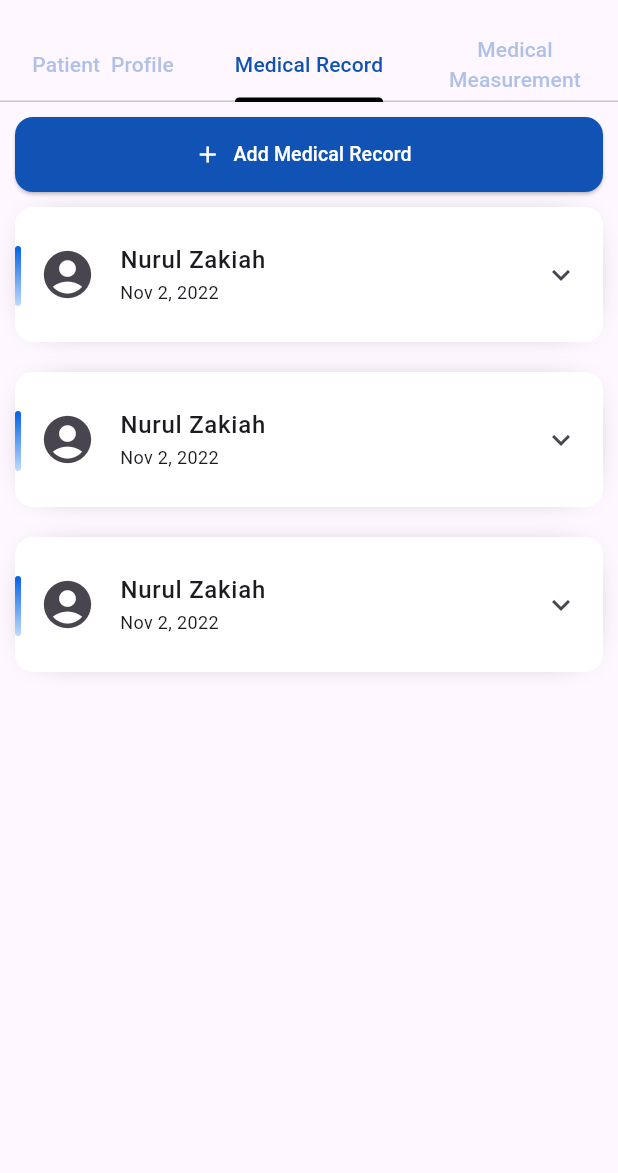
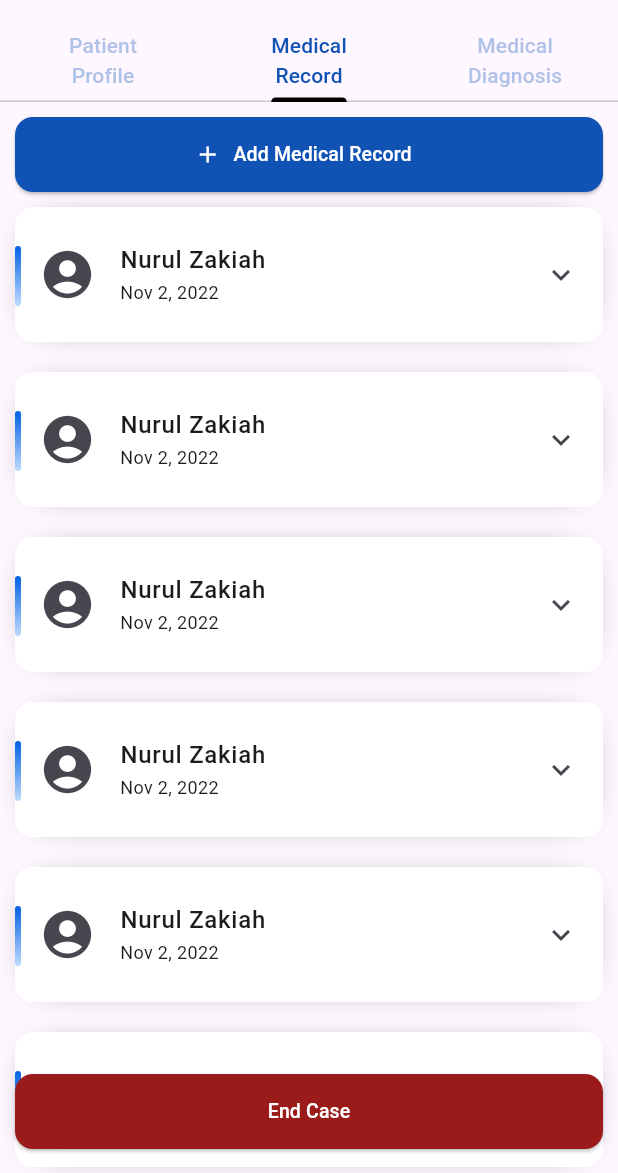
Before and after one commit to HMS-16/HMS-16-nurse-doctor-mobile, a Flutter app: the screen it shows after launch, tab 2 chosen, on a phone screen of 412 x 824 dp, the part 63-1236 px from its top. Run offline on Flutter 3.47's test engine with Material 2 defaults, Android fonts, the phone set to English and light mode, and no system bars.

Commit message:
add med diagnosis screen & fix some ui

```diff
--- a/lib/main.dart
+++ b/lib/main.dart
@@ -1,5 +1,5 @@
 import 'package:flutter/material.dart';
-import 'package:hms_16/screens/patient/patient_detail/patient_detail.dart';
+import 'package:hms_16/view/patient/patient_detail/patient_detail.dart';
 
 void main() {
   runApp(const MyApp());
--- a/lib/screens/patient/patient_detail/patient_detail.dart
+++ /dev/null
@@ -1,68 +0,0 @@
-import 'package:flutter/material.dart';
-import 'package:hms_16/screens/patient/patient_detail/medic_record.dart';
-
-class PatientDetail extends StatefulWidget {
-  const PatientDetail({super.key});
-
-  @override
-  State<PatientDetail> createState() => _PatientDetailState();
-}
-
-class _PatientDetailState extends State<PatientDetail> {
-  @override
-  Widget build(BuildContext context) {
-    return DefaultTabController(
-      length: 3,
-      child: Scaffold(
-        appBar: PreferredSize(
-          preferredSize: const Size.fromHeight(110),
-          child: AppBar(
-            title: const Text('Patient Detail'),
-            bottom: const TabBar(
-              labelColor: Color.fromRGBO(17, 83, 181, 1),
-              unselectedLabelColor: Color.fromRGBO(96, 140, 206, 0.5),
-              indicatorColor: Colors.black,
-              tabs: [
-                Tab(
-                  child: Text(
-                    'Patient  Profile',
-                    textAlign: TextAlign.center,
-                    style: TextStyle(
-                      fontSize: 14,
-                    ),
-                  ),
-                ),
-                Tab(
-                  child: Text(
-                    'Medical Record',
-                    textAlign: TextAlign.center,
-                    style: TextStyle(
-                      fontSize: 14,
-                    ),
-                  ),
-                ),
-                Tab(
-                  child: Text(
-                    '''Medical Measurement''',
-                    maxLines: 2,
-                    textAlign: TextAlign.center,
-                    style: TextStyle(
-                      fontSize: 14,
-                    ),
-                  ),
-                ),
-              ],
-            ),
-          ),
-        ),
-        body: const TabBarView(
-          children: [
-            Icon(Icons.pages_outlined),
-            MedicalRecord(),
-            Icon(Icons.pages_outlined),
-          ],
-        ),
-      ),
-    );
-  }
-}
--- a/lib/screens/patient/patient_detail/medic_record.dart
+++ b/lib/view/patient/patient_detail/medic_record.dart
@@ -1,7 +1,5 @@
-import 'package:flutter/cupertino.dart';
 import 'package:flutter/material.dart';
-import 'package:hms_16/screens/patient/patient_detail/widget/field_form_medRecord.dart';
-import 'package:hms_16/screens/patient/patient_detail/widget/tile_med_record.dart';
+import 'package:hms_16/view/patient/patient_detail/widget/tile_med_record.dart';
 import 'add_medic_record.dart';
 
 class MedicalRecord extends StatefulWidget {
@@ -21,7 +19,7 @@ class _MedicalRecordState extends State<MedicalRecord> {
         top: 10,
         left: 10,
         right: 10,
-        bottom: 80,
+        bottom: 70,
       ),
       children: [
         ElevatedButton.icon(
@@ -48,6 +46,13 @@ class _MedicalRecordState extends State<MedicalRecord> {
         TileMedRecord(),
         TileMedRecord(),
         TileMedRecord(),
+        TileMedRecord(),
+        TileMedRecord(),
+        TileMedRecord(),
+        TileMedRecord(),
+        TileMedRecord(),
+        TileMedRecord(),
+        TileMedRecord(),
       ],
     );
   }
--- /dev/null
+++ b/lib/view/patient/patient_detail/patient_detail.dart
@@ -0,0 +1,114 @@
+import 'package:flutter/material.dart';
+import 'package:hms_16/view/patient/patient_detail/medic_diagnosis.dart';
+import 'package:hms_16/view/patient/patient_detail/medic_record.dart';
+
+class PatientDetail extends StatefulWidget {
+  const PatientDetail({super.key});
+
+  @override
+  State<PatientDetail> createState() => _PatientDetailState();
+}
+
+class _PatientDetailState extends State<PatientDetail> {
+  @override
+  Widget build(BuildContext context) {
+    return DefaultTabController(
+      length: 3,
+      child: Scaffold(
+        appBar: PreferredSize(
+          preferredSize: const Size.fromHeight(110),
+          child: AppBar(
+            title: const Text('Patient Detail'),
+            bottom: TabBar(
+              labelColor: Color.fromRGBO(17, 83, 181, 1),
+              unselectedLabelColor: Color.fromRGBO(96, 140, 206, 0.5),
+              indicatorColor: Colors.black,
+              tabs: [
+                Tab(
+                  child: Column(
+                    children: [
+                      Text(
+                        'Patient',
+                        style: TextStyle(
+                          fontSize: 14,
+                        ),
+                      ),
+                      Text(
+                        'Profile',
+                        style: TextStyle(
+                          fontSize: 14,
+                        ),
+                      ),
+                    ],
+                  ),
+                ),
+                Tab(
+                  child: Column(
+                    children: [
+                      Text(
+                        'Medical',
+                        style: TextStyle(
+                          fontSize: 14,
+                        ),
+                      ),
+                      Text(
+                        'Record',
+                        style: TextStyle(
+                          fontSize: 14,
+                        ),
+                      ),
+                    ],
+                  ),
+                ),
+                Tab(
+                  child: Column(
+                    children: [
+                      Text(
+                        'Medical',
+                        style: TextStyle(
+                          fontSize: 14,
+                        ),
+                      ),
+                      Text(
+                        'Diagnosis',
+                        style: TextStyle(
+                          fontSize: 14,
+                        ),
+                      ),
+                    ],
+                  ),
+                ),
+              ],
+            ),
+          ),
+        ),
+        body: const TabBarView(
+          children: [
+            Icon(Icons.pages_outlined),
+            MedicalRecord(),
+            MedicalDiagnosis(),
+          ],
+        ),
+        floatingActionButtonLocation: FloatingActionButtonLocation.centerFloat,
+        floatingActionButton: Padding(
+          padding: const EdgeInsets.symmetric(horizontal: 10),
+          child: ElevatedButton(
+            onPressed: () {},
+            style: ElevatedButton.styleFrom(
+              backgroundColor: Color(0xff9B1A1A),
+              foregroundColor: Colors.white,
+              minimumSize: Size(double.infinity, 50),
+              shape: RoundedRectangleBorder(
+                borderRadius: BorderRadius.circular(12),
+              ),
+            ),
+            child: Text(
+              'End Case',
+              style: TextStyle(fontSize: 13),
+            ),
+          ),
+        ),
+      ),
+    );
+  }
+}
--- a/lib/screens/patient/patient_detail/widget/tile_med_record.dart
+++ b/lib/view/patient/patient_detail/widget/tile_med_record.dart
@@ -16,17 +16,19 @@ class _TileMedRecordState extends State<TileMedRecord> {
       margin: EdgeInsets.symmetric(vertical: 10),
       decoration: BoxDecoration(
         boxShadow: [
+          if (!_customTileExpanded) ...[
             BoxShadow(
               blurRadius: 20,
-            spreadRadius: -18,
+              spreadRadius: -17,
             ),
           ],
+        ],
       ),
-      child: ClipRRect(
-        borderRadius: BorderRadius.circular(12),
       child: Stack(
         children: [
-            ExpansionTile(
+          ClipRRect(
+            borderRadius: BorderRadius.circular(12),
+            child: ExpansionTile(
               iconColor: Colors.black54,
               textColor: Colors.black,
               backgroundColor: Color(0xffE3E3E3),
@@ -190,6 +192,7 @@ class _TileMedRecordState extends State<TileMedRecord> {
                 ),
               ],
             ),
+          ),
           Positioned(
             top: 26,
             child: Container(
@@ -210,7 +213,6 @@ class _TileMedRecordState extends State<TileMedRecord> {
           ),
         ],
       ),
-      ),
     );
   }
 }
```
Also changed, not shown: lib/view/patient/patient_detail/medic_diagnosis.dart (added, +54 -0 lines), lib/view/patient/patient_detail/widget/tile_med_diagnosis.dart (added, +132 -0 lines), lib/view/patient/patient_detail/add_medic_record.dart (renamed from lib/screens/patient/patient_detail/add_medic_record.dart), lib/view/patient/patient_detail/widget/field_form_medRecord.dart (renamed from lib/screens/patient/patient_detail/widget/field_form_medRecord.dart). Lines whose indentation alone changed are shown as unchanged.
